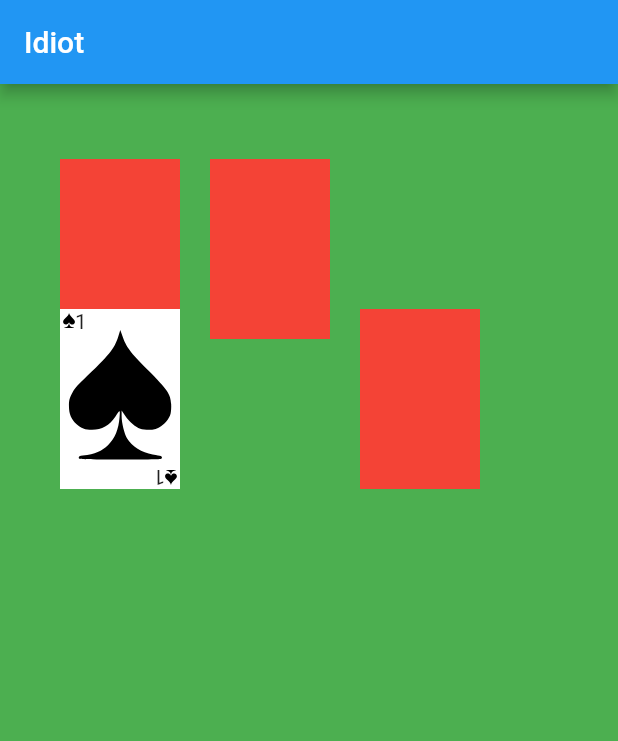
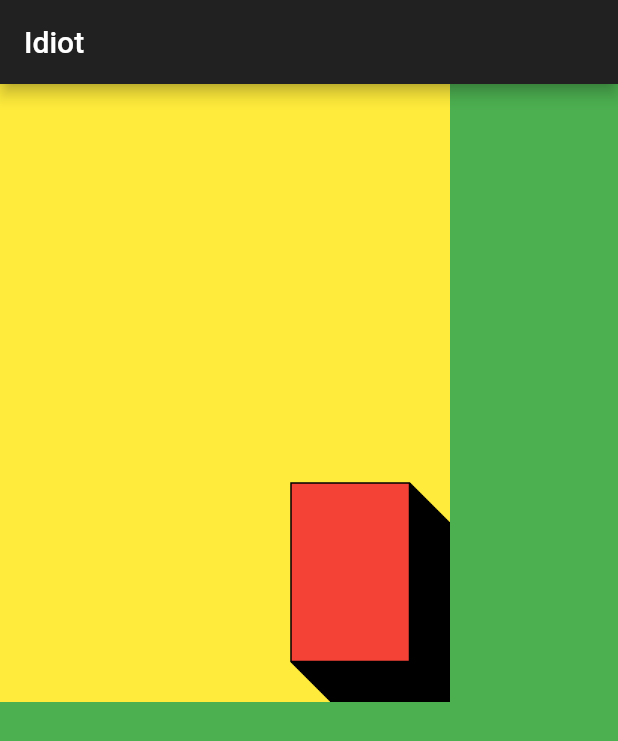
Before and after one commit to Rokke/idiot_online, a Flutter app: the screen it shows after launch, on a phone screen of 412 x 824 dp. Shown: the top 741 px of the screen. Run offline on Flutter 3.47's test engine with Material 2 defaults, Android fonts, the phone set to English and light mode, and no system bars; our stand-ins replace flutter_svg.

Commit message:
Fixed initial

```diff
--- a/lib/main.dart
+++ b/lib/main.dart
@@ -1,17 +1,20 @@
 import 'package:flutter/material.dart';
+import 'package:idiot_online/models/game.dart';
 import 'package:idiot_online/screens/home.dart';
+import 'package:provider/provider.dart';
 
 void main() {
-  runApp(MyApp());
+  runApp(ChangeNotifierProvider(create: (_) => Game(numberOfDecs: 1), child: MyApp()));
 }
 
 class MyApp extends StatelessWidget {
   @override
   Widget build(BuildContext context) {
     return MaterialApp(
-      title: 'Flutter Demo',
+      title: 'Idiot',
       theme: ThemeData(
         primarySwatch: Colors.blue,
+        brightness: Brightness.dark,
       ),
       home: HomeView(),
     );
--- /dev/null
+++ b/lib/models/game.dart
@@ -0,0 +1,33 @@
+import 'dart:math';
+
+import 'package:flutter/material.dart';
+import 'package:idiot_online/models/play_card.dart';
+
+class Game extends ChangeNotifier {
+  List<PlayCard> _cards = List<PlayCard>();
+  bool useJoker;
+  int numberOfDecs;
+  int get numberOfCardsInStock => _cards.length;
+  Game({this.useJoker = true, this.numberOfDecs = 1}) {
+    for (int decs = 0; decs < numberOfDecs; decs++) {
+      for (int j = 0; j < PlayCardType.values.length; j++) {
+        for (int i = 1; i < 14; i++) {
+          final p = PlayCard(i, PlayCardType.values[j]);
+          _cards.add(p);
+          print(p.toString());
+        }
+      }
+    }
+    if (useJoker) {
+      _cards.add(PlayCard(15, PlayCardType.Club));
+      _cards.add(PlayCard(15, PlayCardType.Diamond));
+    }
+    print('ferdig');
+    notifyListeners();
+  }
+  PlayCard get drawCard => (_cards.length > 0) ? _cards.removeAt(Random().nextInt(_cards.length)) : null;
+  @override
+  String toString() {
+    return _cards.toString();
+  }
+}
--- a/lib/models/card.dart
+++ b/lib/models/play_card.dart
@@ -24,6 +24,6 @@ class PlayCard {
   PlayCard(this.value, this.playCardType, {this.show = false});
   @override
   String toString() {
-    return "$value - ${playCardType.toString().split(".").last}";
+    return "$cardValue - ${playCardType.toString().split(".").last}";
   }
 }
--- a/lib/my_widgets/card.dart
+++ b/lib/my_widgets/card.dart
@@ -1,6 +1,6 @@
 import 'package:flutter/material.dart';
 import 'package:flutter_svg/flutter_svg.dart';
-import 'package:idiot_online/models/card.dart';
+import 'package:idiot_online/models/play_card.dart';
 
 class CardWidget extends StatefulWidget {
   final PlayCard playCard;
@@ -11,7 +11,6 @@ class CardWidget extends StatefulWidget {
 }
 
 class _CardWidgetState extends State<CardWidget> {
-  @override
   Widget _fetchMyType() {
     return SvgPicture.asset(
       'assets/images/spade.svg',
@@ -20,8 +19,12 @@ class _CardWidgetState extends State<CardWidget> {
 
   @override
   Widget build(BuildContext context) {
-    return Container(
-        color: widget.playCard.show ? Colors.white : Colors.red,
+    return AnimatedContainer(
+        duration: Duration(seconds: 2),
+        decoration: BoxDecoration(
+          border: Border.all(),
+          color: widget.playCard.show ? Colors.white : Colors.red,
+        ),
         width: 80,
         height: 120,
         child: widget.playCard.show
--- /dev/null
+++ b/lib/my_widgets/card_stock.dart
@@ -0,0 +1,28 @@
+import 'package:flutter/material.dart';
+import 'package:idiot_online/models/play_card.dart';
+import 'package:idiot_online/my_widgets/card.dart';
+
+class CardStock extends StatefulWidget {
+  final int numberOfCards;
+  CardStock(this.numberOfCards, {Key key}) : super(key: key);
+
+  @override
+  _CardStockState createState() => _CardStockState();
+}
+
+class _CardStockState extends State<CardStock> {
+  @override
+  Widget build(BuildContext context) {
+    List<Widget> children = List<Widget>();
+    for (int i = 0; i < widget.numberOfCards; i++)
+      children.add(Positioned(right: i / 2, bottom: i / 2, child: CardWidget(PlayCard(1, PlayCardType.Club))));
+    return Container(
+      color: Colors.yellow,
+      width: 200,
+      height: MediaQuery.of(context).size.height / 2,
+      child: Stack(
+        children: children,
+      ),
+    );
+  }
+}
--- a/lib/screens/home.dart
+++ b/lib/screens/home.dart
@@ -1,6 +1,8 @@
 import 'package:flutter/material.dart';
-import 'package:idiot_online/models/card.dart';
-import 'package:idiot_online/my_widgets/card.dart';
+import 'package:idiot_online/models/play_card.dart';
+import 'package:idiot_online/models/game.dart';
+import 'package:idiot_online/my_widgets/card_stock.dart';
+import 'package:provider/provider.dart';
 
 class HomeView extends StatefulWidget {
   HomeView({Key key}) : super(key: key);
@@ -20,20 +22,15 @@ class _HomeViewState extends State<HomeView> {
       body: Stack(
         children: <Widget>[
           Positioned(
-              left: 40,
-              top: 50,
+              width: 300,
               child: GestureDetector(
                 onTap: () {
                   print('test');
                   playCard.show = !playCard.show;
                   setState(() => {});
                 },
-                child: AnimatedContainer(duration: Duration(seconds: 2), child: CardWidget(playCard)),
+                child: CardStock(Provider.of<Game>(context, listen: false).numberOfCardsInStock),
               )),
-          Positioned(left: 140, top: 50, child: CardWidget(PlayCard(13, PlayCardType.Diamond))),
-          Positioned(left: 40, top: 150, child: CardWidget(PlayCard(1, PlayCardType.Club, show: true))),
-          AnimatedPositioned(
-              duration: Duration(seconds: 2), left: 240, top: 150, child: CardWidget(PlayCard(2, PlayCardType.Heart))),
         ],
       ),
     );
--- a/pubspec.yaml
+++ b/pubspec.yaml
@@ -12,6 +12,7 @@ dependencies:
   http: ^0.12.0+4
   cupertino_icons: ^0.1.3
   flutter_svg: ^0.17.3+1
+  provider: ^4.0.4
 
 dev_dependencies:
   flutter_test:
```
Also changed, not shown: pubspec.lock, 1 other file.
